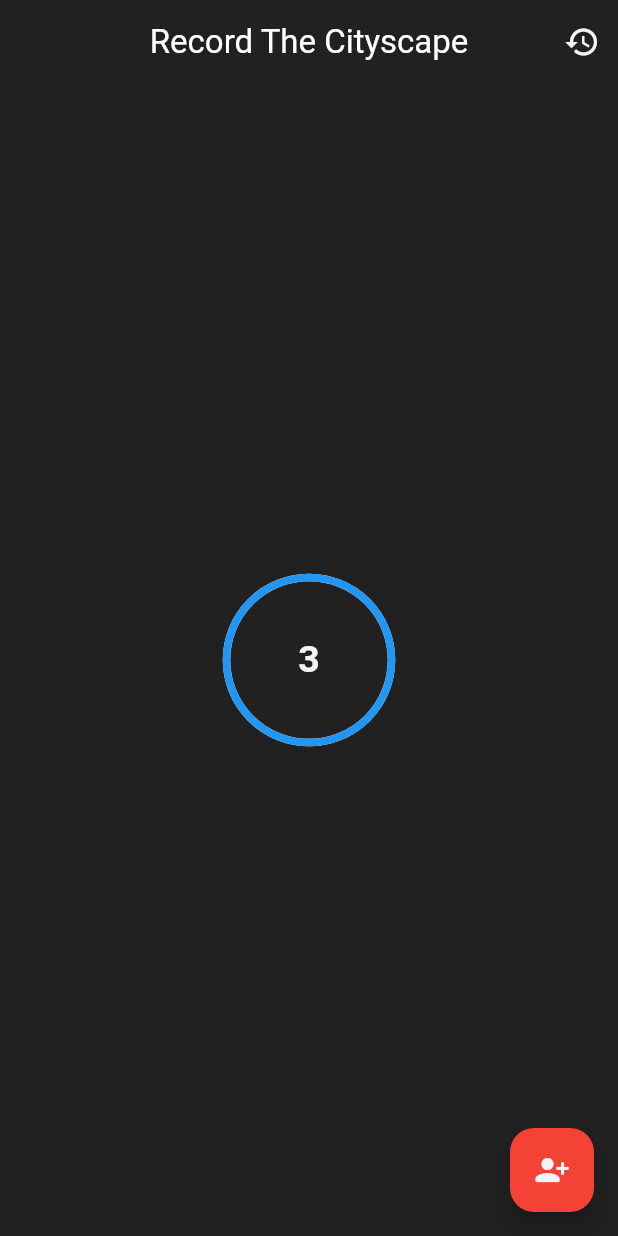
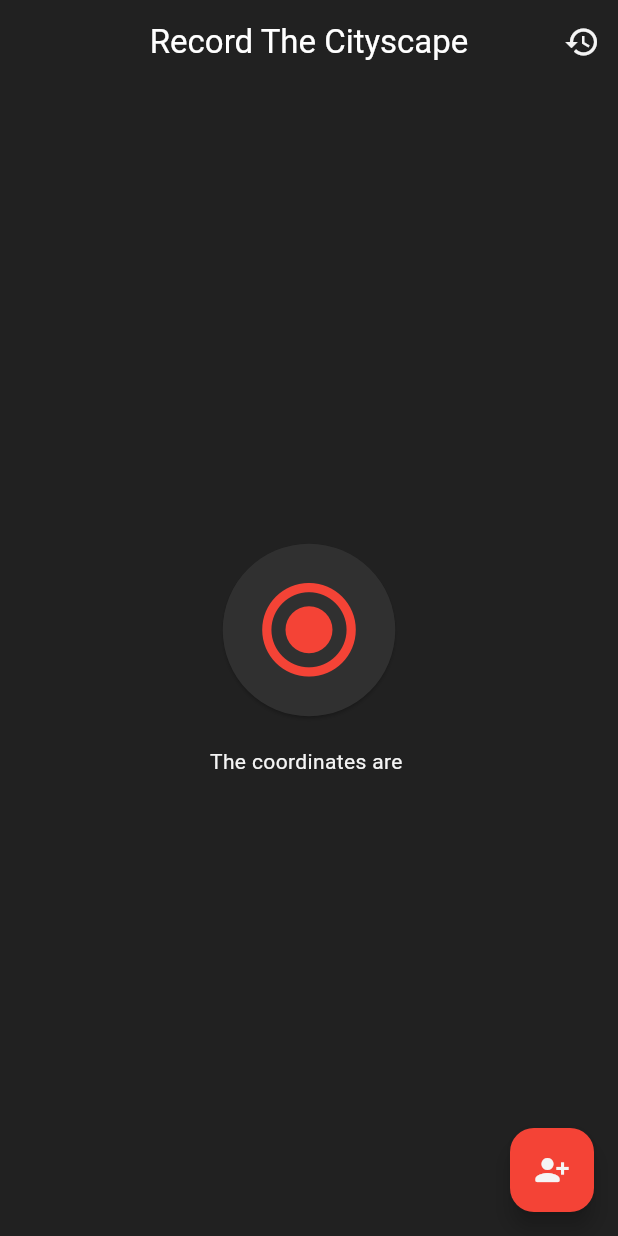
Before and after one commit to SreedevT/dataman, a Flutter app: the screen it shows after launch, after a tap on the "radio button checked" icon, on a phone screen of 412 x 824 dp. Run offline on Flutter 3.47's test engine with Material 2 defaults, Android fonts, the phone set to English and light mode, and no system bars; drawn by our look-alikes of circular_countdown_timer; our stand-ins replace fluttertoast, geocoding, geolocator, shared_preferences.

```diff
--- a/lib/home.dart
+++ b/lib/home.dart
@@ -1,6 +1,9 @@
+import 'package:dataman/utils/shared_pref.dart';
 import 'package:flutter/material.dart';
 import 'package:circular_countdown_timer/circular_countdown_timer.dart';
 import 'package:fluttertoast/fluttertoast.dart';
+import 'package:geolocator/geolocator.dart';
+import 'utils/location.dart' as loc;
 
 class HomePage extends StatefulWidget {
   const HomePage({super.key});
@@ -12,6 +15,7 @@ class HomePage extends StatefulWidget {
 class _HomePageState extends State<HomePage> {
   String name = "";
   bool _isRecording = false;
+  String location = "";
 
   final nameController = TextEditingController();
   final CountDownController timerController = CountDownController();
@@ -28,7 +32,10 @@ class _HomePageState extends State<HomePage> {
           centerTitle: true,
           backgroundColor: Colors.grey[900],
           actions: [
-            IconButton(icon: const Icon(Icons.history), onPressed: () {},)
+            IconButton(
+              icon: const Icon(Icons.history),
+              onPressed: () {},
+            )
           ],
           actionsIconTheme: IconThemeData(color: Colors.grey[100]),
         ),
@@ -53,9 +60,11 @@ class _HomePageState extends State<HomePage> {
             offstage: _isRecording,
             child: recordButton(),
           ),
-          // countDown(),
-          // const SizedBox(height: 20),
-          // recordButton(),
+          SizedBox(height: 20),
+          Text(
+            "The coordinates are $location",
+            style: TextStyle(color: Colors.grey[100]),
+          ),
         ],
       ),
     );
@@ -63,11 +72,17 @@ class _HomePageState extends State<HomePage> {
 
   ElevatedButton recordButton() {
     return ElevatedButton(
-      onPressed: () {
+      onPressed: () async {
+        Position? position = await loc.Location().getCurrentPosition();
+        String address =
+            await loc.Location().getAddressFromLatLng(position!) ?? "";
+
+        setState(() {
+          location = address;
+           _isRecording = true;
+        });
+
         timerController.start();
-        setState(() {
-          _isRecording = true;
-        });
       },
       style: ButtonStyle(
         backgroundColor: MaterialStateProperty.all(Colors.grey[850]),
@@ -141,6 +156,8 @@ class _HomePageState extends State<HomePage> {
                 setState(() {
                   name = nameController.text;
                 });
+                // Save the name in the shared preferences
+                storeValue('name', name);
                 // Close the dialog box
                 Navigator.pop(context);
               },
--- /dev/null
+++ b/lib/utils/location.dart
@@ -0,0 +1,85 @@
+// ignore_for_file: use_build_context_synchronously
+
+import 'dart:developer';
+
+import 'package:flutter/material.dart';
+import 'package:fluttertoast/fluttertoast.dart';
+import 'package:geocoding/geocoding.dart';
+import 'package:geolocator/geolocator.dart';
+
+class Location {
+  Position? position;
+  String? _currentAddress;
+
+  Future<Position?> getCurrentPosition() async {
+    final hasPermission = await _handleLocationPermission();
+    if (!hasPermission) return null;
+    await Geolocator.getCurrentPosition(desiredAccuracy: LocationAccuracy.high)
+        .then((Position position) {
+      this.position = position;
+    }).catchError((e) {
+      debugPrint(e);
+    });
+
+    return position;
+  }
+
+  Future<String?> getAddressFromLatLng(Position position) async {
+  await placemarkFromCoordinates(
+          position.latitude, position.longitude)
+      .then((List<Placemark> placemarks) {
+        for (Placemark place in placemarks) {
+          log('place: $place');
+        }
+    Placemark place = placemarks[0];
+      _currentAddress =
+         '${place.street}, ${place.subLocality}, ${place.subAdministrativeArea}, ${place.postalCode}';
+  }).catchError((e) {
+    debugPrint(e);
+  });
+
+  return _currentAddress;
+ }
+
+  Future<bool> _handleLocationPermission() async {
+    bool serviceEnabled;
+    LocationPermission permission;
+
+    serviceEnabled = await Geolocator.isLocationServiceEnabled();
+    if (!serviceEnabled) {
+      Fluttertoast.showToast(
+        msg: 'Location services are disabled. Please enable the services',
+        toastLength: Toast.LENGTH_LONG,
+        gravity: ToastGravity.SNACKBAR,
+        backgroundColor: Colors.grey,
+        textColor: Colors.white,
+      );
+      return false;
+    }
+    permission = await Geolocator.checkPermission();
+    if (permission == LocationPermission.denied) {
+      permission = await Geolocator.requestPermission();
+      if (permission == LocationPermission.denied) {
+        Fluttertoast.showToast(
+        msg: 'Location permissions are denied',
+        toastLength: Toast.LENGTH_LONG,
+        gravity: ToastGravity.SNACKBAR,
+        backgroundColor: Colors.grey,
+        textColor: Colors.white,
+      );
+        return false;
+      }
+    }
+    if (permission == LocationPermission.deniedForever) {
+      Fluttertoast.showToast(
+        msg: 'Location permissions are permanently denied, we cannot request permissions.',
+        toastLength: Toast.LENGTH_LONG,
+        gravity: ToastGravity.SNACKBAR,
+        backgroundColor: Colors.grey,
+        textColor: Colors.white,
+      );
+      return false;
+    }
+    return true;
+  }
+}
--- a/pubspec.yaml
+++ b/pubspec.yaml
@@ -37,6 +37,9 @@ dependencies:
   cupertino_icons: ^1.0.2
   circular_countdown_timer: ^0.2.3
   fluttertoast: ^8.2.2
+  geolocator: ^10.1.0
+  shared_preferences: ^2.2.2
+  geocoding: ^2.1.1
 
 dev_dependencies:
   flutter_test:
```
Also changed, not shown: lib/utils/shared_pref.dart (added, +14 -0 lines), pubspec.lock, 2 other files.
